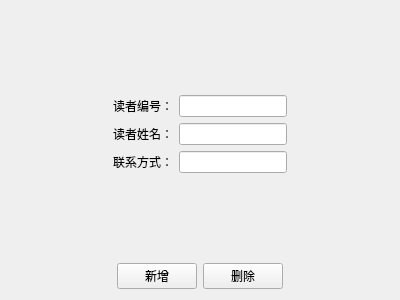
Old version of the form readerpanel.ui in the repository kalpas-boy/QtZhxm.
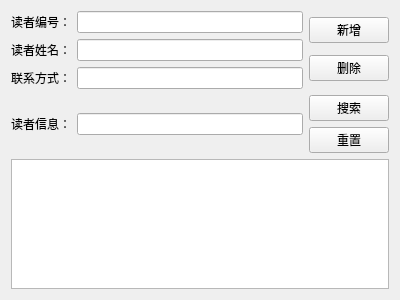
New version of the form.

Commit message: bookpanel and readerpanel.ui optimize

What changed in the file:
```diff
--- a/readerpanel.ui
+++ b/readerpanel.ui
@@ -13,35 +13,9 @@
   <property name="windowTitle">
    <string>Form</string>
   </property>
-  <layout class="QVBoxLayout" name="verticalLayout">
-   <item>
-    <spacer name="verticalSpacer_2">
-     <property name="orientation">
-      <enum>Qt::Orientation::Vertical</enum>
-     </property>
-     <property name="sizeHint" stdset="0">
-      <size>
-       <width>20</width>
-       <height>85</height>
-      </size>
-     </property>
-    </spacer>
-   </item>
+  <layout class="QVBoxLayout" name="verticalLayout_4">
    <item>
     <layout class="QHBoxLayout" name="horizontalLayout_2">
-     <item>
-      <spacer name="horizontalSpacer_3">
-       <property name="orientation">
-        <enum>Qt::Orientation::Horizontal</enum>
-       </property>
-       <property name="sizeHint" stdset="0">
-        <size>
-         <width>40</width>
-         <height>20</height>
-        </size>
-       </property>
-      </spacer>
-     </item>
      <item>
       <layout class="QFormLayout" name="formLayout">
        <item row="0" column="0">
@@ -77,74 +51,61 @@
       </layout>
      </item>
      <item>
-      <spacer name="horizontalSpacer_4">
-       <property name="orientation">
-        <enum>Qt::Orientation::Horizontal</enum>
-       </property>
-       <property name="sizeHint" stdset="0">
-        <size>
-         <width>40</width>
-         <height>20</height>
-        </size>
-       </property>
-      </spacer>
+      <layout class="QVBoxLayout" name="verticalLayout_2">
+       <item>
+        <widget class="QPushButton" name="addReaderBtn">
+         <property name="text">
+          <string>新增</string>
+         </property>
+        </widget>
+       </item>
+       <item>
+        <widget class="QPushButton" name="delReaderBtn">
+         <property name="text">
+          <string>删除</string>
+         </property>
+        </widget>
+       </item>
+      </layout>
      </item>
     </layout>
    </item>
    <item>
-    <spacer name="verticalSpacer">
-     <property name="orientation">
-      <enum>Qt::Orientation::Vertical</enum>
-     </property>
-     <property name="sizeHint" stdset="0">
-      <size>
-       <width>20</width>
-       <height>85</height>
-      </size>
-     </property>
-    </spacer>
-   </item>
-   <item>
-    <layout class="QHBoxLayout" name="horizontalLayout">
+    <layout class="QVBoxLayout" name="verticalLayout_3">
      <item>
-      <spacer name="horizontalSpacer">
-       <property name="orientation">
-        <enum>Qt::Orientation::Horizontal</enum>
-       </property>
-       <property name="sizeHint" stdset="0">
-        <size>
-         <width>40</width>
-         <height>20</height>
-        </size>
-       </property>
-      </spacer>
+      <layout class="QHBoxLayout" name="horizontalLayout">
+       <item>
+        <widget class="QLabel" name="label_4">
+         <property name="text">
+          <string>读者信息：</string>
+         </property>
+        </widget>
+       </item>
+       <item>
+        <widget class="QLineEdit" name="readerSearchEdit"/>
+       </item>
+       <item>
+        <layout class="QVBoxLayout" name="verticalLayout">
+         <item>
+          <widget class="QPushButton" name="searchReaderBtn">
+           <property name="text">
+            <string>搜索</string>
+           </property>
+          </widget>
+         </item>
+         <item>
+          <widget class="QPushButton" name="resetSearchBtn">
+           <property name="text">
+            <string>重置</string>
+           </property>
+          </widget>
+         </item>
+        </layout>
+       </item>
+      </layout>
      </item>
      <item>
-      <widget class="QPushButton" name="addReaderBtn">
-       <property name="text">
-        <string>新增</string>
-       </property>
-      </widget>
-     </item>
-     <item>
-      <widget class="QPushButton" name="delReaderBtn">
-       <property name="text">
-        <string>删除</string>
-       </property>
-      </widget>
-     </item>
-     <item>
-      <spacer name="horizontalSpacer_2">
-       <property name="orientation">
-        <enum>Qt::Orientation::Horizontal</enum>
-       </property>
-       <property name="sizeHint" stdset="0">
-        <size>
-         <width>40</width>
-         <height>20</height>
-        </size>
-       </property>
-      </spacer>
+      <widget class="QTableView" name="tableView"/>
      </item>
     </layout>
    </item>
```
Left out of the diff: 4 changed lines with no effect on the pictures. The commit also changes 1 other file.
